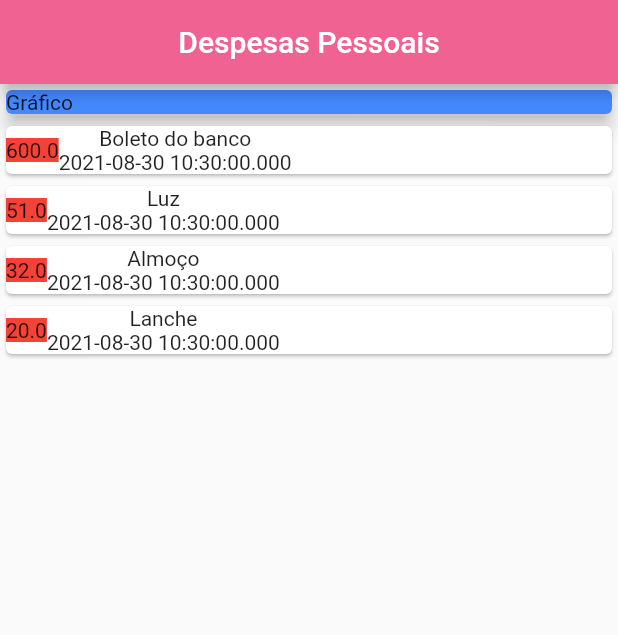
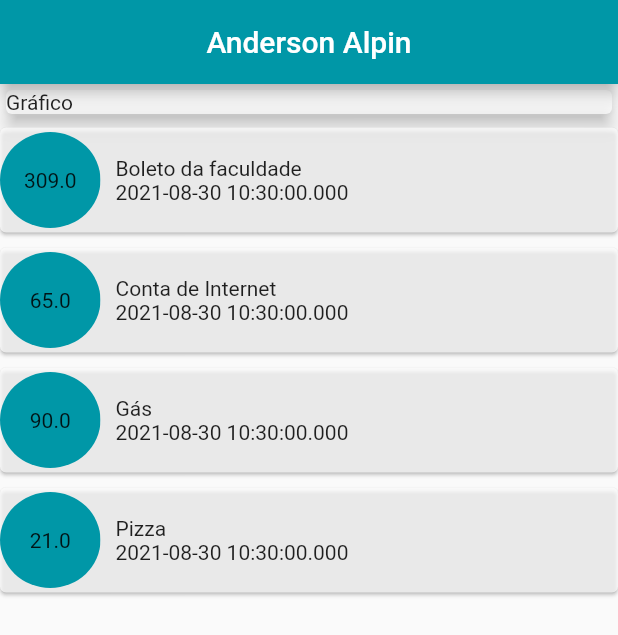
Before and after one commit to AndersonAlpin/despesas_pessoais, a Flutter app: the screen it shows after launch, on a phone screen of 412 x 824 dp. Shown: the top 635 px of the screen. Run offline on Flutter 3.47's test engine with Material 2 defaults, Android fonts, the phone set to English and light mode, and no system bars.

Commit message:
Estiliza o card

```diff
--- a/lib/main.dart
+++ b/lib/main.dart
@@ -10,7 +10,7 @@ class ExpansesApp extends StatelessWidget {
   Widget build(BuildContext context) {
     return MaterialApp(
       theme: ThemeData(
-        primaryColor: Colors.pink.shade300,
+        primaryColor: Colors.cyan.shade700,
       ),
       home: MyHomePage(),
     );
--- a/lib/views/home.dart
+++ b/lib/views/home.dart
@@ -5,26 +5,26 @@ class MyHomePage extends StatelessWidget {
   final _transactions = [
     Transaction(
       id: '1',
-      title: 'Boleto do banco',
-      value: 600.00,
+      title: 'Boleto da faculdade',
+      value: 309.00,
       date: DateTime.now(),
     ),
     Transaction(
       id: '2',
-      title: 'Luz',
-      value: 51.00,
+      title: 'Conta de Internet',
+      value: 65.00,
       date: DateTime.now(),
     ),
     Transaction(
       id: '3',
-      title: 'Almoço',
-      value: 32.00,
+      title: 'Gás',
+      value: 90.00,
       date: DateTime.now(),
     ),
     Transaction(
       id: '4',
-      title: 'Lanche',
-      value: 20.00,
+      title: 'Pizza',
+      value: 21.00,
       date: DateTime.now(),
     ),
   ];
@@ -36,7 +36,7 @@ class MyHomePage extends StatelessWidget {
     return Scaffold(
       appBar: AppBar(
         centerTitle: true,
-        title: Text('Despesas Pessoais'),
+        title: Text('Anderson Alpin'),
       ),
       body: Column(
         mainAxisAlignment: MainAxisAlignment.start,
@@ -45,27 +45,45 @@ class MyHomePage extends StatelessWidget {
           Container(
             width: double.infinity,
             child: Card(
-              color: Colors.blueAccent,
+              color: Colors.white70,
               child: Text('Gráfico'),
               elevation: 5,
             ),
           ),
           Column(
             children: _transactions.map((tr) {
-              return Card(
+              return SizedBox(
+                height: 80,
+                child: Card(
+                  margin: const EdgeInsets.only(top:5.0, bottom: 5.0),
+                  color: Colors.white70,
                   child: Row(
                     children: [
-                    Container(
-                      color: Colors.red,
-                      child: Text(tr.value.toString())
+                      ClipOval(
+                        child: Container(
+                          width: 67,
+                          height: 64,
+                          color: Colors.cyan.shade700,
+                          child: Center(
+                            child: Text(
+                              tr.value.toString(),
                             ),
-                    Column(
+                          )
+                        ),
+                      ),
+                      Padding(
+                        padding: const EdgeInsets.all(10.0),
+                        child: Column(
+                          mainAxisAlignment: MainAxisAlignment.center,
+                          crossAxisAlignment: CrossAxisAlignment.start,
                           children: [
-                        Text(tr.title),
+                            Text(tr.title,),
                             Text(tr.date.toString())
                           ],
                         ),
+                      ),
                     ],
+                  ),
                 ),
               );
             }).toList(),
```
Lines whose indentation alone changed are shown as unchanged.
